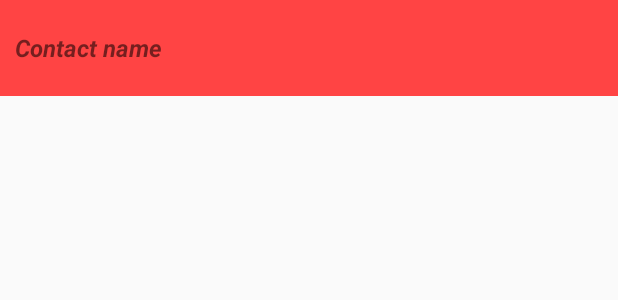
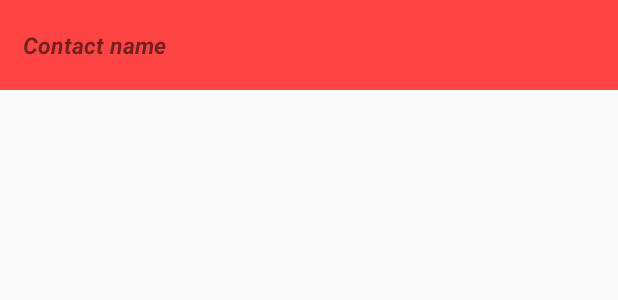
Before and after one commit to N-plat/android-app, an Android app: the layout contact_new_message.xml on its own in the app's theme, with its tools: preview values and no code run, on a phone screen of 412 x 824 dp. Shown: the top 300 px of the screen. Run offline under Robolectric (Android 15) with nearby library versions, the phone set to English and light mode, and no system bars.

Commit message:
forgot to change new message layout

```diff
--- a/app/build.gradle
+++ b/app/build.gradle
@@ -7,8 +7,8 @@ android {
         applicationId "ch.ecommunicate.chat"
         minSdkVersion 15
         targetSdkVersion 25
-        versionCode 5
-        versionName "alpha_1_1_1"
+        versionCode 6
+        versionName "alpha_1_1_2"
         testInstrumentationRunner "android.support.test.runner.AndroidJUnitRunner"
     }
     buildTypes {
--- a/app/src/main/res/layout/contact_new_message.xml
+++ b/app/src/main/res/layout/contact_new_message.xml
@@ -2,11 +2,14 @@
 <RelativeLayout xmlns:android="http://schemas.android.com/apk/res/android"
     xmlns:tools="http://schemas.android.com/tools"
     android:layout_width="fill_parent"
-    android:layout_height="?android:attr/listPreferredItemHeight"
+    android:layout_height="60sp"
     android:background="@android:color/holo_red_light"
     android:gravity="center"
     android:orientation="vertical"
-    android:padding="10dp">
+    android:paddingLeft="15dp"
+    android:paddingRight="3dp"
+    android:paddingTop="3dp"
+    android:paddingBottom="3dp">
 
 
     <TextView
@@ -15,7 +18,7 @@
         android:layout_height="wrap_content"
         android:background="@android:color/holo_red_light"
         android:text="Contact name"
-        android:textSize="16sp"
+        android:textSize="15sp"
         android:textStyle="bold|italic" />
 
 </RelativeLayout>
```
